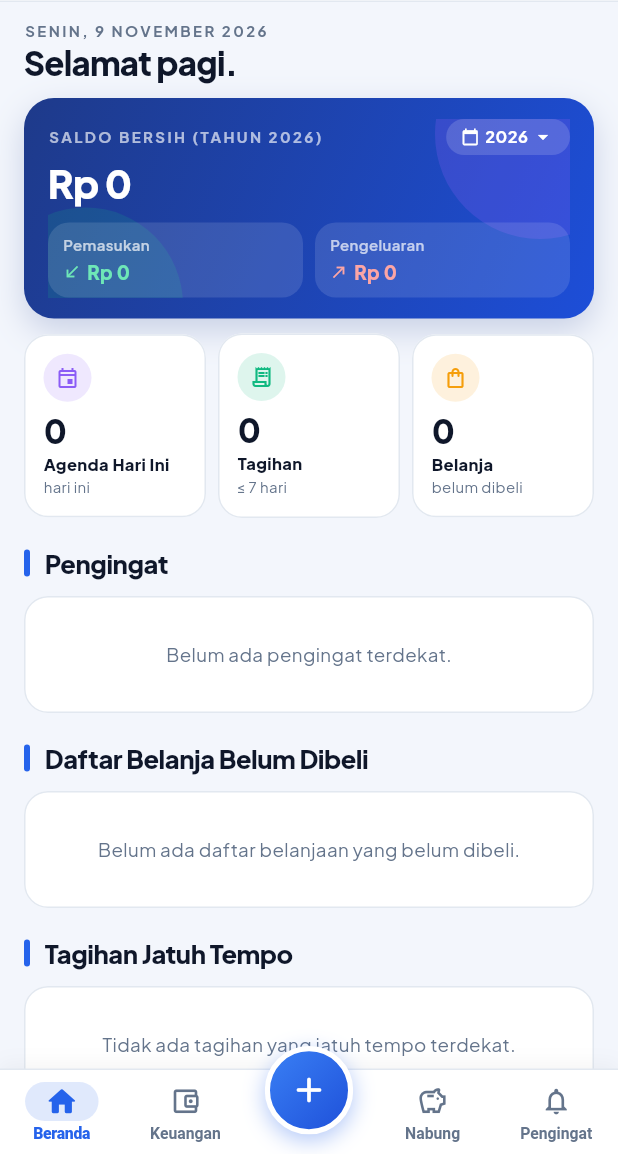
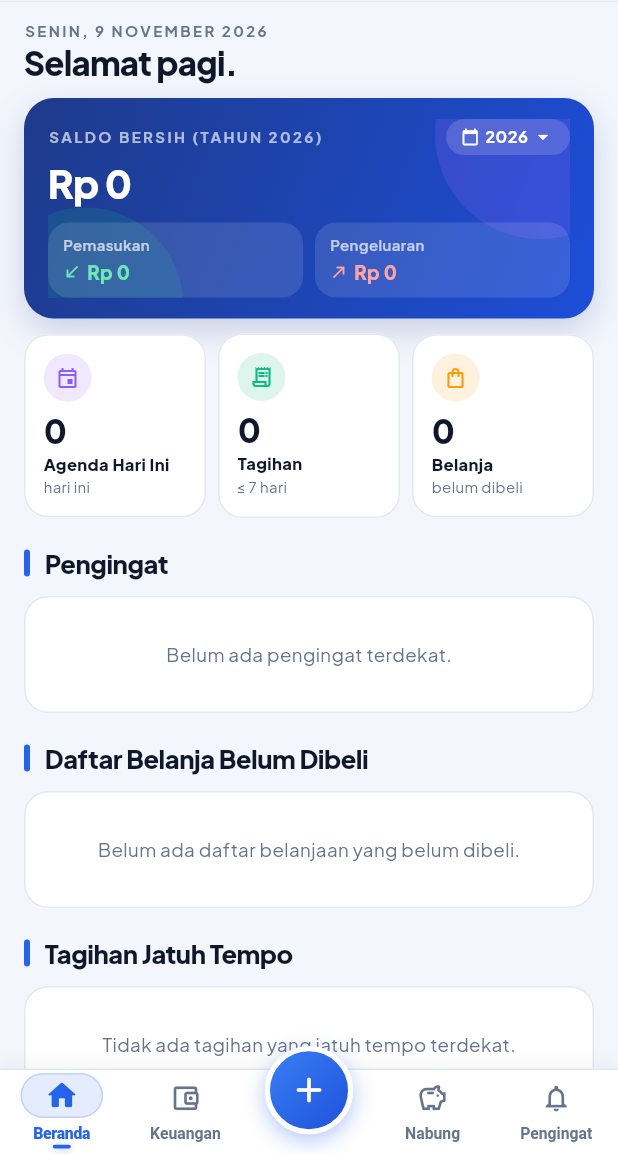
Before and after one commit to INCOFFEE7/LifeSync, a Flutter app: the screen it shows after launch, on a phone screen of 412 x 824 dp, the part 82-1236 px from its top. Run offline on Flutter 3.47's test engine with Material 3 defaults, Android fonts, the phone set to English and light mode, and no system bars; our stand-ins replace audioplayers, file_picker, flutter_local_notifications, flutter_riverpod, flutter_secure_storage, google_fonts and 8 more; missing offline and left inert: googleapis, home_widget, workmanager; accounts and stored records are empty; generated files the repository leaves out were written again; statements that could not run were skipped; key blocks and very long unbroken strings in the code were emptied for the run.

Commit message:
feat(ui): improve navigation bar selected animation with floating spring capsule and active dot

```diff
--- a/lifesync_app/lib/presentation/pages/main_page.dart
+++ b/lifesync_app/lib/presentation/pages/main_page.dart
@@ -391,6 +391,7 @@ class _MainPageState extends ConsumerState<MainPage>
     final selected = _currentIndex == index;
     final activeColor = LsColors.brand;
     final inactiveColor = LsColors.mute(context);
+    final isDark = Theme.of(context).brightness == Brightness.dark;
 
     return Expanded(
       child: InkWell(
@@ -403,27 +404,38 @@ class _MainPageState extends ConsumerState<MainPage>
           child: Column(
             mainAxisAlignment: MainAxisAlignment.center,
             children: [
-              AnimatedContainer(
+              AnimatedSlide(
+                duration: const Duration(milliseconds: 250),
+                curve: Curves.easeOutBack,
+                offset: selected ? const Offset(0, -0.06) : Offset.zero,
+                child: AnimatedContainer(
                   duration: const Duration(milliseconds: 240),
                   curve: Curves.easeOutCubic,
                   padding: EdgeInsets.symmetric(
-                  horizontal: selected ? 14 : 8,
-                  vertical: 2.5,
+                    horizontal: selected ? 16 : 8,
+                    vertical: 3.5,
                   ),
                   decoration: BoxDecoration(
                     color: selected
-                      ? LsColors.brand.withValues(alpha: 0.14)
+                        ? activeColor.withValues(alpha: isDark ? 0.22 : 0.12)
                         : Colors.transparent,
-                  borderRadius: BorderRadius.circular(14),
+                    borderRadius: BorderRadius.circular(16),
+                    border: Border.all(
+                      color: selected
+                          ? activeColor.withValues(alpha: isDark ? 0.35 : 0.20)
+                          : Colors.transparent,
+                      width: 1,
+                    ),
                   ),
                   child: AnimatedScale(
-                  scale: selected ? 1.1 : 1.0,
-                  duration: const Duration(milliseconds: 240),
+                    scale: selected ? 1.12 : 1.0,
+                    duration: const Duration(milliseconds: 250),
                     curve: Curves.easeOutBack,
                     child: Icon(
                       selected ? selectedIcon : icon,
                       color: selected ? activeColor : inactiveColor,
                       size: 21,
+                    ),
                   ),
                 ),
               ),
@@ -441,6 +453,26 @@ class _MainPageState extends ConsumerState<MainPage>
                   label,
                   maxLines: 1,
                   overflow: TextOverflow.ellipsis,
+                ),
+              ),
+              const SizedBox(height: 2),
+              AnimatedContainer(
+                duration: const Duration(milliseconds: 240),
+                curve: Curves.easeOutCubic,
+                width: selected ? 12 : 0,
+                height: 2.5,
+                decoration: BoxDecoration(
+                  color: selected ? activeColor : Colors.transparent,
+                  borderRadius: BorderRadius.circular(2),
+                  boxShadow: selected
+                      ? [
+                          BoxShadow(
+                            color: activeColor.withValues(alpha: 0.4),
+                            blurRadius: 4,
+                            offset: const Offset(0, 1),
+                          )
+                        ]
+                      : null,
                 ),
               ),
             ],
```
Lines whose indentation alone changed are shown as unchanged.
